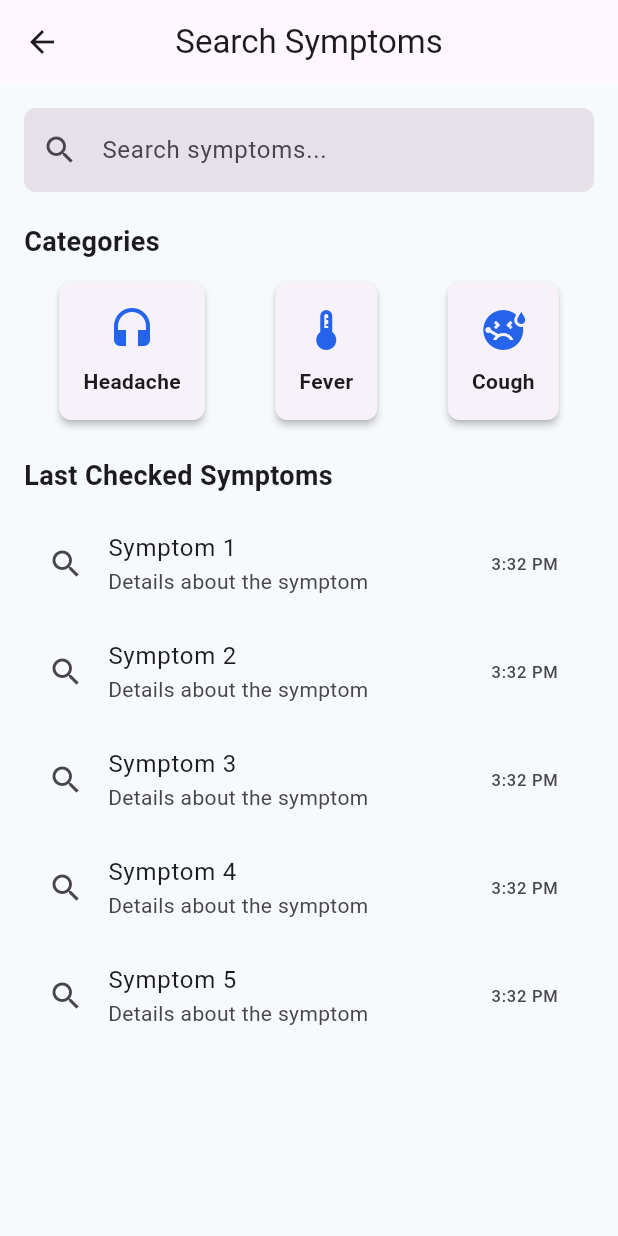
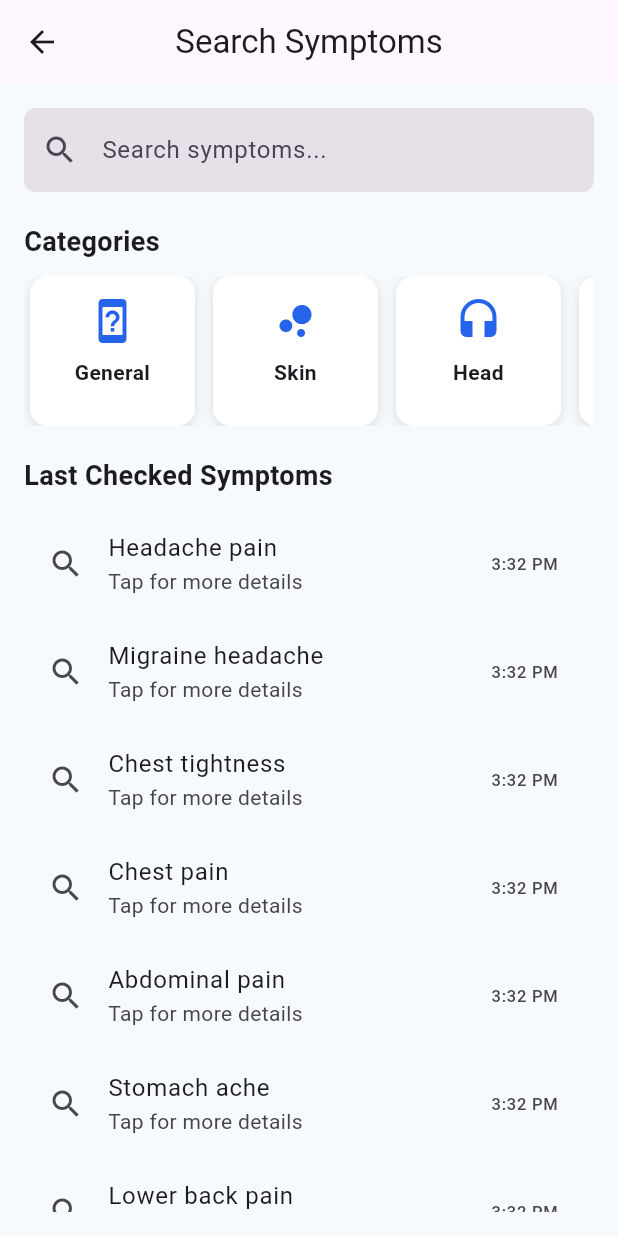
Before and after one commit to KMernDabest/PainMap, a Flutter app: the screen it shows after launch, item 2 of the bottom bar chosen, on a phone screen of 412 x 824 dp. Run offline on Flutter 3.47's test engine with Material 3 defaults, Android fonts, the phone set to English and light mode, and no system bars.

Commit message:
Feature category card

```diff
--- a/lib/app.dart
+++ b/lib/app.dart
@@ -1,8 +1,8 @@
 import 'package:flutter/material.dart';
 import './screen/home_screen.dart';
 
-class MyApp extends StatelessWidget {
-  const MyApp({super.key});
+class PainMap extends StatelessWidget {
+  const PainMap({super.key});
 
   // This widget is the root of your application.
   @override
--- /dev/null
+++ b/lib/common/widget/category_card.dart
@@ -0,0 +1,101 @@
+import 'package:flutter/material.dart';
+import '../../models/body_part.dart';
+
+class CategoryCard extends StatelessWidget {
+  final BodyPart part;
+  final VoidCallback? onTap;
+
+  const CategoryCard({super.key, required this.part, this.onTap});
+
+  static String _labelForPart(BodyPart body) {
+    switch (body) {
+      case BodyPart.head:
+        return 'Head';
+      case BodyPart.neck:
+        return 'Neck';
+      case BodyPart.chest:
+        return 'Chest';
+      case BodyPart.arms:
+        return 'Arms';
+      case BodyPart.abdomen:
+        return 'Abdomen';
+      case BodyPart.back:
+        return 'Back';
+      case BodyPart.leg:
+        return 'Leg';
+      case BodyPart.skin:
+        return 'Skin';
+      default:
+        return 'General';
+    }
+  }
+
+  static IconData _iconForPart(BodyPart body) {
+    switch (body) {
+      case BodyPart.head:
+        return Icons.headset;
+      case BodyPart.neck:
+        return Icons.swap_vert; // generic
+      case BodyPart.chest:
+        return Icons.favorite;
+      case BodyPart.arms:
+        return Icons.pan_tool;
+      case BodyPart.abdomen:
+        return Icons.local_hospital;
+      case BodyPart.back:
+        return Icons.format_align_center;
+      case BodyPart.leg:
+        return Icons.directions_run;
+      case BodyPart.skin:
+        return Icons.bubble_chart;
+      default:
+        return Icons.device_unknown;
+    }
+  }
+
+  @override
+  Widget build(BuildContext context) {
+    final label = _labelForPart(part);
+    final icon = _iconForPart(part);
+
+    return SizedBox(
+      width: 110,
+      child: Material(
+        color: Colors.transparent,
+        child: InkWell(
+          onTap: onTap,
+          borderRadius: BorderRadius.circular(12),
+          child: Container(
+            padding: const EdgeInsets.all(14),
+            decoration: BoxDecoration(
+              color: const Color(0xFFFFFFFF),
+              borderRadius: BorderRadius.circular(12),
+              boxShadow: [
+                BoxShadow(
+                  color: Colors.black12,
+                  blurRadius: 6,
+                  offset: const Offset(0, 2),
+                ),
+              ],
+            ),
+            child: Column(
+              mainAxisSize: MainAxisSize.min,
+              children: [
+                Icon(icon, size: 32, color: const Color(0xFF2563EB)),
+                const SizedBox(height: 8),
+                Text(
+                  label,
+                  textAlign: TextAlign.center,
+                  style: const TextStyle(
+                    fontSize: 14,
+                    fontWeight: FontWeight.bold,
+                  ),
+                ),
+              ],
+            ),
+          ),
+        ),
+      ),
+    );
+  }
+}
--- a/lib/main.dart
+++ b/lib/main.dart
@@ -2,5 +2,5 @@ import 'package:flutter/material.dart';
 import 'app.dart';
 
 void main() {
-  runApp(const MyApp());
+  runApp(const PainMap());
 }
--- a/lib/screen/search_screen.dart
+++ b/lib/screen/search_screen.dart
@@ -1,8 +1,102 @@
 import 'package:flutter/material.dart';
 import '../common/widget/category_card.dart';
+import '../models/body_part.dart';
 
-class SearchScreen extends StatelessWidget {
+class SearchScreen extends StatefulWidget {
   const SearchScreen({super.key});
+
+  @override
+  State<SearchScreen> createState() => _SearchScreenState();
+}
+
+class _SearchScreenState extends State<SearchScreen> {
+  final TextEditingController _controller = TextEditingController();
+
+  final List<String> _allItems = [
+    'Headache pain',
+    'Migraine headache',
+    'Chest tightness',
+    'Chest pain',
+    'Abdominal pain',
+    'Stomach ache',
+    'Lower back pain',
+    'Back spasm',
+    'Leg cramp',
+    'Knee pain',
+    'Skin rash',
+    'Itchy skin',
+    'Fever',
+    'Cough',
+    'Nausea',
+  ];
+
+  List<String> _filtered = [];
+
+  // Categories to show in the horizontal list
+  final List<BodyPart> _categoryParts = [
+    BodyPart.general,
+    BodyPart.skin,
+    BodyPart.head,
+    BodyPart.chest,
+    BodyPart.abdomen,
+    BodyPart.back,
+    BodyPart.leg,
+    BodyPart.skin,
+    BodyPart.neck,
+    BodyPart.arms,
+  ];
+
+  @override
+  void initState() {
+    super.initState();
+    _filtered = List.from(_allItems);
+  }
+
+  @override
+  void dispose() {
+    _controller.dispose();
+    super.dispose();
+  }
+
+  void _performSearch(String query) {
+    final q = query.trim().toLowerCase();
+    setState(() {
+      if (q.isEmpty) {
+        _filtered = List.from(_allItems);
+      } else {
+        _filtered = _allItems.where((s) => s.toLowerCase().contains(q)).toList();
+      }
+    });
+  }
+
+  String _labelForPart(BodyPart bodyPart) {
+    switch (bodyPart) {
+      case BodyPart.head:
+        return 'Headache';
+      case BodyPart.neck:
+        return 'Neck';
+      case BodyPart.chest:
+        return 'Chest';
+      case BodyPart.arms:
+        return 'Arms';
+      case BodyPart.abdomen:
+        return 'Abdomen';
+      case BodyPart.back:
+        return 'Back';
+      case BodyPart.leg:
+        return 'Leg';
+      case BodyPart.skin:
+        return 'Skin';
+      default:
+        return 'General';
+    }
+  }
+
+  void _onCategoryTap(BodyPart bodyPart) {
+    final label = _labelForPart(bodyPart);
+    _controller.text = label;
+    _performSearch(label);
+  }
 
   @override
   Widget build(BuildContext context) {
@@ -11,7 +105,6 @@ class SearchScreen extends StatelessWidget {
       appBar: AppBar(
         title: const Text('Search Symptoms'),
         centerTitle: true,
-        // backgroundColor: const Color(0xFF2563EB),
       ),
       body: Padding(
         padding: const EdgeInsets.all(16.0),
@@ -20,10 +113,21 @@ class SearchScreen extends StatelessWidget {
           children: [
             // Search Bar
             TextField(
+              controller: _controller,
+              onChanged: _performSearch,
               decoration: InputDecoration(
                 filled: true,
                 hintText: 'Search symptoms...',
                 prefixIcon: const Icon(Icons.search),
+                suffixIcon: _controller.text.isNotEmpty
+                    ? IconButton(
+                        icon: const Icon(Icons.clear),
+                        onPressed: () {
+                          _controller.clear();
+                          _performSearch('');
+                        },
+                      )
+                    : null,
                 border: OutlineInputBorder(
                   borderRadius: BorderRadius.circular(8),
                   borderSide: BorderSide.none,
@@ -41,13 +145,20 @@ class SearchScreen extends StatelessWidget {
               ),
             ),
             const SizedBox(height: 10),
-            Row(
-              mainAxisAlignment: MainAxisAlignment.spaceAround,
-              children: [
-                _buildCategoryCard('Headache', Icons.headset),
-                _buildCategoryCard('Fever', Icons.thermostat),
-                _buildCategoryCard('Cough', Icons.sick),
-              ],
+
+            // Categories horizontal list
+            SizedBox(
+              height: 100,
+              child: ListView.separated(
+                scrollDirection: Axis.horizontal,
+                itemCount: _categoryParts.length,
+                padding: const EdgeInsets.symmetric(horizontal: 4),
+                separatorBuilder: (_, __) => const SizedBox(width: 12),
+                itemBuilder: (context, index) {
+                  final part = _categoryParts[index];
+                  return CategoryCard(part: part, onTap: () => _onCategoryTap(part));
+                },
+              ),
             ),
             const SizedBox(height: 20),
 
@@ -60,17 +171,20 @@ class SearchScreen extends StatelessWidget {
               ),
             ),
             const SizedBox(height: 10),
+
             Expanded(
-              child: ListView.builder(
-                itemCount: 5, // Example item count
+              child: _filtered.isEmpty
+                  ? const Center(child: Text('No results'))
+                  : ListView.builder(
+                      itemCount: _filtered.length,
                       itemBuilder: (context, index) {
                         return ListTile(
                           leading: const Icon(Icons.search),
-                    title: Text('Symptom ${index + 1}'),
-                    subtitle: const Text('Details about the symptom'),
+                          title: Text(_filtered[index]),
+                          subtitle: const Text('Tap for more details'),
                           trailing: const Text('3:32 PM'),
                           onTap: () {
-                      // Navigate to symptom details
+                            // TODO: navigate to symptom detail
                           },
                         );
                       },
@@ -81,29 +195,4 @@ class SearchScreen extends StatelessWidget {
       ),
     );
   }
-
-  Widget _buildCategoryCard(String title, IconData icon) {
-    return Card(
-      elevation: 2,
-      shape: RoundedRectangleBorder(
-        borderRadius: BorderRadius.circular(8),
-      ),
-      child: Padding(
-        padding: const EdgeInsets.all(16.0),
-        child: Column(
-          children: [
-            Icon(icon, size: 32, color: const Color(0xFF2563EB)),
-            const SizedBox(height: 8),
-            Text(
-              title,
-              style: const TextStyle(
-                fontSize: 14,
-                fontWeight: FontWeight.bold,
-              ),
-            ),
-          ],
-        ),
-      ),
-    );
 }
-}
```
Lines whose indentation alone changed are shown as unchanged.
